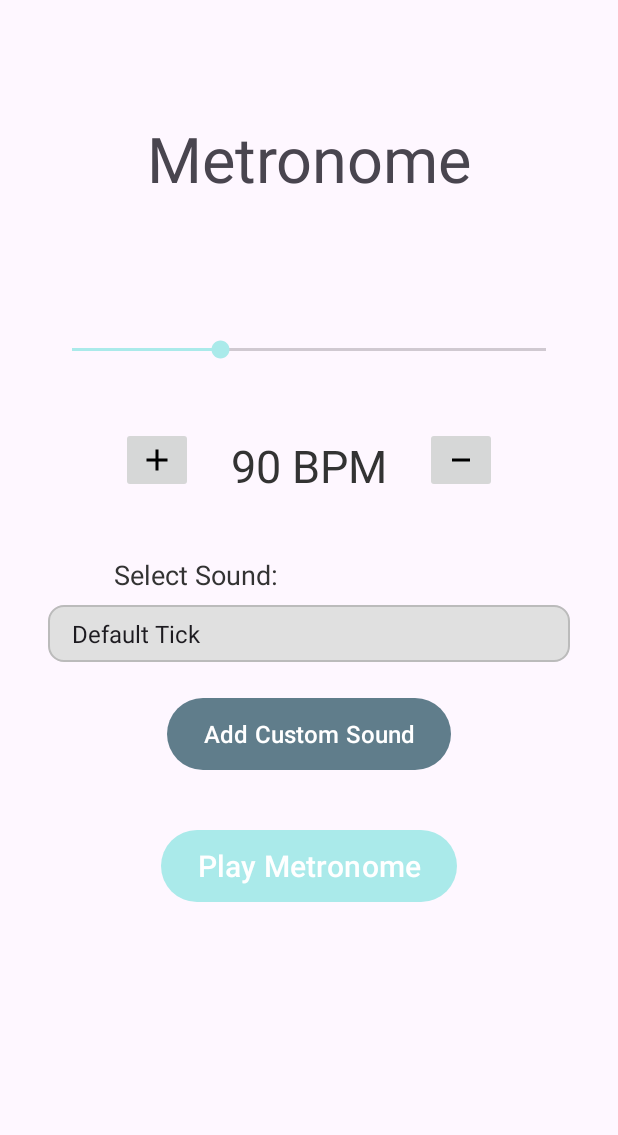
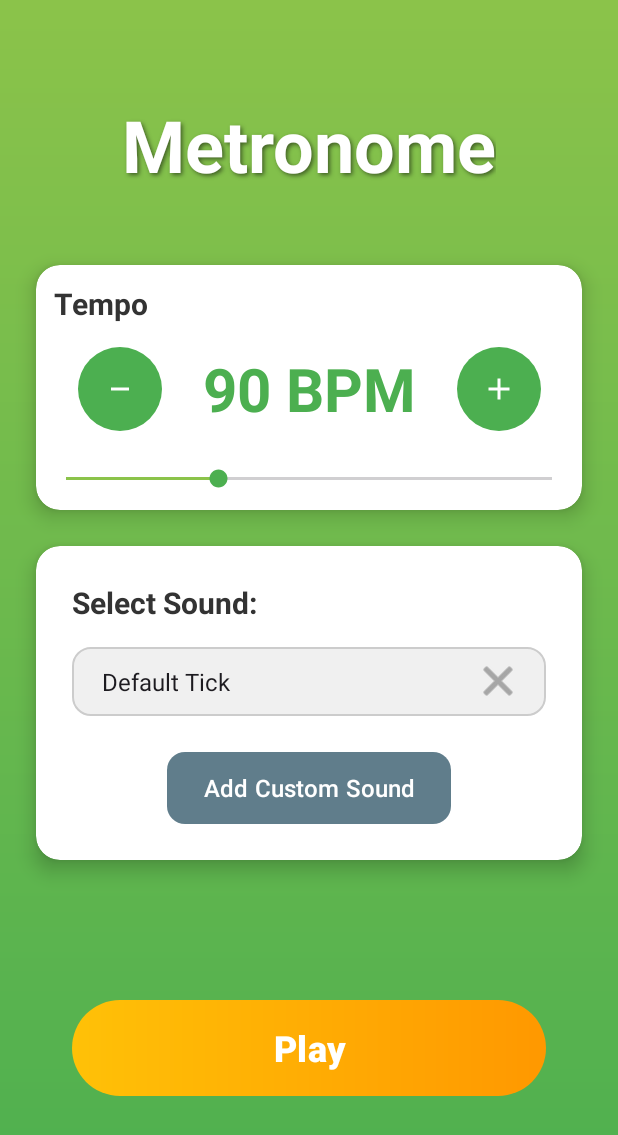
Before and after one commit to KameshwarS/Metronome, an Android app: the screen it shows after launch (MainActivity), on a phone screen of 412 x 824 dp. Shown: the top 1135 px of the screen. Run offline under Robolectric (Android 15) with nearby library versions, the phone set to English and light mode, and no system bars.

Commit message:
UI design

```diff
--- a/app/src/main/java/com/example/metronome/MainActivity.kt
+++ b/app/src/main/java/com/example/metronome/MainActivity.kt
@@ -1,23 +1,11 @@
 package com.example.metronome
 
-import android.content.Context
-import android.content.Intent
-import android.content.SharedPreferences
-import android.media.AudioAttributes
-import android.media.MediaPlayer
-import android.media.SoundPool
 import android.net.Uri
 import android.os.Bundle
-import android.os.Handler
-import android.os.Looper
-import android.provider.OpenableColumns
-import android.text.Editable
-import android.text.TextWatcher
 import android.view.View
 import android.widget.AdapterView
 import android.widget.ArrayAdapter
 import android.widget.Button
-import android.widget.EditText
 import android.widget.ImageButton
 import android.widget.SeekBar
 import android.widget.Spinner
@@ -27,28 +15,23 @@ import androidx.activity.enableEdgeToEdge
 import androidx.activity.result.ActivityResultLauncher
 import androidx.activity.result.contract.ActivityResultContracts
 import androidx.appcompat.app.AppCompatActivity
-import androidx.core.view.ViewCompat
-import androidx.core.view.WindowInsetsCompat
 import androidx.lifecycle.Observer
 import androidx.lifecycle.ViewModelProvider
-import com.google.gson.Gson
-import com.google.gson.GsonBuilder
-import com.google.gson.reflect.TypeToken
 
 class MainActivity : AppCompatActivity() {
 
 
-    // Reference to the ViewModel
+
     private lateinit var metronomeViewModel: MetronomeVM
 
-    // --- UI Elements (no longer lateinit for some, as ViewModel manages state) ---
-    private lateinit var playPauseButton: android.widget.Button
-    private lateinit var currentBpmDisplay: android.widget.TextView
-    private lateinit var seekBar: android.widget.SeekBar
-    private lateinit var plusButton: android.widget.ImageButton
-    private lateinit var minusButton: android.widget.ImageButton
-    private lateinit var soundSpinner: android.widget.Spinner
-    private lateinit var addSoundButton: android.widget.Button
+    // UI Elements
+    private lateinit var playPauseButton:Button
+    private lateinit var currentBpmDisplay:TextView
+    private lateinit var seekBar: SeekBar
+    private lateinit var plusButton:ImageButton
+    private lateinit var minusButton:ImageButton
+    private lateinit var soundSpinner:Spinner
+    private lateinit var addSoundButton:Button
 
     // ActivityResultLauncher for picking audio files
     private lateinit var mediaPickerLauncher: ActivityResultLauncher<Array<String>>
@@ -62,10 +45,8 @@ class MainActivity : AppCompatActivity() {
         setContentView(R.layout.activity_main)
 
 
-        // Initialize ViewModel
+        // Initialize UI elements
         metronomeViewModel = ViewModelProvider(this).get(MetronomeVM::class.java)
-
-        // --- Initialize UI elements ---
         currentBpmDisplay = findViewById(R.id.currentBpmDisplay)
         playPauseButton = findViewById(R.id.button)
         seekBar = findViewById(R.id.bpmSeekBar)
@@ -74,27 +55,26 @@ class MainActivity : AppCompatActivity() {
         soundSpinner = findViewById(R.id.soundSpinner)
         addSoundButton = findViewById(R.id.addSoundButton)
 
-        // --- Set SeekBar min/max programmatically ---
+
         if (android.os.Build.VERSION.SDK_INT >= android.os.Build.VERSION_CODES.O) {
-            seekBar.min = metronomeViewModel.MIN_BPM // Use ViewModel's constants
-            seekBar.max = metronomeViewModel.MAX_BPM // Use ViewModel's constants
+            seekBar.min = metronomeViewModel.MIN_BPM
+            seekBar.max = metronomeViewModel.MAX_BPM
         }
-        // Set initial progress from ViewModel
+
         seekBar.progress = metronomeViewModel.currentBpm.value ?: 90
 
 
-        // --- Observe LiveData from ViewModel to update UI ---
+
         metronomeViewModel.currentBpm.observe(this, Observer { bpm ->
             currentBpmDisplay.text = "$bpm BPM"
-            seekBar.progress = bpm // Update seekbar if BPM changes programmatically
+            seekBar.progress = bpm
         })
 
         metronomeViewModel.isPlaying.observe(this, Observer { isPlaying ->
-            playPauseButton.text = if (isPlaying) "Stop Metronome" else "Play Metronome"
+            playPauseButton.text = if (isPlaying) "Pause" else "Play"
         })
 
         metronomeViewModel.availableSounds.observe(this, Observer { sounds ->
-            // Update the Spinner's adapter whenever the list of available sounds changes
             val adapter = ArrayAdapter(
                 this,
                 android.R.layout.simple_spinner_item,
@@ -103,29 +83,32 @@ class MainActivity : AppCompatActivity() {
             adapter.setDropDownViewResource(android.R.layout.simple_spinner_dropdown_item)
             soundSpinner.adapter = adapter
 
-            // Re-select the currently playing sound if it's still in the list
-            // This is important after adding new sounds or orientation changes
-            val currentSoundId = metronomeViewModel.currentTickSoundId // Get ID from ViewModel
+
+            val currentSoundId = metronomeViewModel.currentTickSoundId
             val currentSoundIndex = sounds.indexOfFirst { it.soundPoolId == currentSoundId }
             if (currentSoundIndex != -1) {
                 soundSpinner.setSelection(currentSoundIndex)
             } else {
-                // If the previously selected sound is no longer available, default to the first
+
                 soundSpinner.setSelection(0)
-                metronomeViewModel.setSelectedSound(0) // Update ViewModel's selected sound
+                metronomeViewModel.setSelectedSound(0)
             }
         })
 
 
-        // --- UI Listeners (Call ViewModel methods) ---
-        seekBar.setOnSeekBarChangeListener(object : android.widget.SeekBar.OnSeekBarChangeListener {
-            override fun onProgressChanged(seekBar: android.widget.SeekBar?, progress: Int, fromUser: Boolean) {
+
+        seekBar.setOnSeekBarChangeListener(object : SeekBar.OnSeekBarChangeListener {
+            override fun onProgressChanged(seekBar: SeekBar?, progress: Int, fromUser: Boolean) {
                 if (fromUser) {
-                    metronomeViewModel.setBPM(progress) // Update ViewModel's BPM
+                    currentBpmDisplay.text = "$progress BPM"
                 }
             }
-            override fun onStartTrackingTouch(seekBar: android.widget.SeekBar?) { }
-            override fun onStopTrackingTouch(seekBar: android.widget.SeekBar?) { }
+            override fun onStartTrackingTouch(seekBar:SeekBar?) { }
+            override fun onStopTrackingTouch(seekBar:SeekBar?) {
+                seekBar?.progress?.let { finalBpm ->
+                    metronomeViewModel.setBPM(finalBpm)
+                }
+            }
         })
 
         minusButton.setOnClickListener {
@@ -161,9 +144,7 @@ class MainActivity : AppCompatActivity() {
         }
     }
 
-    /**
-     * Opens the system's media picker to allow the user to select an audio file.
-     */
+    // open file for users to pick sound from
     private fun openMediaPicker() {
         mediaPickerLauncher.launch(arrayOf("audio/*"))
     }
--- a/app/src/main/java/com/example/metronome/MetronomeVM.kt
+++ b/app/src/main/java/com/example/metronome/MetronomeVM.kt
@@ -181,7 +181,6 @@ class MetronomeVM(application: Application) : AndroidViewModel(application) {
         val bpm = _currentBpm.value ?: 90
 
         currentStreamId = soundPool.play(currentTickSoundId, 1f, 1f, 0, 0, 1f)
-        Toast.makeText(appContext, "Starting Metronome: ${bpm} BPM", Toast.LENGTH_SHORT).show()
 
         val delayMillis = (60000L / bpm).toLong()
         handler.postDelayed(tempoRunnable, delayMillis)
@@ -194,7 +193,6 @@ class MetronomeVM(application: Application) : AndroidViewModel(application) {
             currentStreamId = 0
         }
         _isPlaying.value = false
-        Toast.makeText(appContext, "Metronome Stopped", Toast.LENGTH_SHORT).show()
     }
 
     // --- Private Persistence Methods ---
--- a/app/src/main/java/com/example/metronome/UriTypeAdapter.kt
+++ b/app/src/main/java/com/example/metronome/UriTypeAdapter.kt
@@ -1,7 +1,6 @@
 package com.example.metronome
 
 import android.net.Uri
-import android.renderscript.Type
 import com.google.gson.JsonDeserializationContext
 import com.google.gson.JsonDeserializer
 import com.google.gson.JsonElement
--- /dev/null
+++ b/app/src/main/res/drawable/circular_button_background.xml
@@ -0,0 +1,10 @@
+<?xml version="1.0" encoding="utf-8"?>
+<ripple xmlns:android="http://schemas.android.com/apk/res/android"
+    android:color="?attr/colorControlHighlight">
+    <item>
+        <shape android:shape="oval">
+            <solid android:color="#4CAF50" />
+            <size android:width="56dp" android:height="56dp"/>
+        </shape>
+    </item>
+</ripple>
--- /dev/null
+++ b/app/src/main/res/drawable/down_arrow.xml
@@ -0,0 +1,10 @@
+<?xml version="1.0" encoding="utf-8"?>
+<vector xmlns:android="http://schemas.android.com/apk/res/android"
+    android:width="24dp"
+    android:height="24dp"
+    android:viewportWidth="24"
+    android:viewportHeight="24">
+    <path
+        android:fillColor="#FF000000"
+        android:pathData="M3,3h18v18h-18z"/>
+</vector>
--- /dev/null
+++ b/app/src/main/res/drawable/gradient_background.xml
@@ -0,0 +1,8 @@
+<?xml version="1.0" encoding="utf-8"?>
+<shape xmlns:android="http://schemas.android.com/apk/res/android">
+    <gradient
+        android:angle="270"
+        android:startColor="#8BC34A"
+        android:endColor="#4CAF50"
+        android:type="linear" />
+</shape>
--- /dev/null
+++ b/app/src/main/res/drawable/play_button_gradient.xml
@@ -0,0 +1,14 @@
+<?xml version="1.0" encoding="utf-8"?>
+<ripple xmlns:android="http://schemas.android.com/apk/res/android"
+    android:color="?attr/colorControlHighlight">
+    <item>
+        <shape android:shape="rectangle">
+            <corners android:radius="32dp" />
+            <gradient
+                android:angle="0"
+                android:startColor="#FFC107"
+                android:endColor="#FF9800"
+                android:type="linear" />
+        </shape>
+    </item>
+</ripple>
--- /dev/null
+++ b/app/src/main/res/drawable/rounded_button_background.xml
@@ -0,0 +1,10 @@
+<?xml version="1.0" encoding="utf-8"?>
+<ripple xmlns:android="http://schemas.android.com/apk/res/android"
+    android:color="?attr/colorControlHighlight">
+    <item>
+        <shape android:shape="rectangle">
+            <solid android:color="#607D8B" />
+            <corners android:radius="12dp" />
+        </shape>
+    </item>
+</ripple>
--- /dev/null
+++ b/app/src/main/res/drawable/spinner_custom_background.xml
@@ -0,0 +1,17 @@
+<?xml version="1.0" encoding="utf-8"?>
+<layer-list xmlns:android="http://schemas.android.com/apk/res/android">
+    <!-- Background shape -->
+    <item>
+        <shape android:shape="rectangle">
+            <solid android:color="#F0F0F0" />
+            <corners android:radius="12dp" />
+            <stroke android:width="1dp" android:color="#CCCCCC" />
+        </shape>
+    </item>
+    <!-- Dropdown arrow icon -->
+    <item android:gravity="end|center_vertical" android:right="16dp">
+
+        <bitmap android:src="@android:drawable/ic_menu_close_clear_cancel"
+            android:tint="#757575" />
+    </item>
+</layer-list>
--- a/app/src/main/res/layout/activity_main.xml
+++ b/app/src/main/res/layout/activity_main.xml
@@ -5,105 +5,163 @@
     android:id="@+id/main"
     android:layout_width="match_parent"
     android:layout_height="match_parent"
+    android:background="@drawable/gradient_background"
     tools:context=".MainActivity">
-
+    <!-- App Title -->
     <TextView
-        android:id="@+id/textView"
+        android:id="@+id/appTitle"
         android:layout_width="wrap_content"
         android:layout_height="wrap_content"
         android:text="Metronome"
-
-        android:textSize="42sp"
-        app:layout_constraintBottom_toBottomOf="parent"
+        android:textSize="48sp"
+        android:textStyle="bold"
+        android:textColor="#FFFFFF"
+        android:shadowColor="#80000000"
+        android:shadowDx="2"
+        android:shadowDy="2"
+        android:shadowRadius="3"
+        android:layout_marginTop="64dp"
         app:layout_constraintEnd_toEndOf="parent"
         app:layout_constraintStart_toStartOf="parent"
-        app:layout_constraintTop_toTopOf="parent"
-        app:layout_constraintVertical_bias="0.101" />
+        app:layout_constraintTop_toTopOf="parent" />
 
+    <!-- Card for BPM Control -->
+    <androidx.cardview.widget.CardView
+        android:id="@+id/bpmCard"
+        android:layout_width="0dp"
+        android:layout_height="wrap_content"
+        android:layout_marginStart="24dp"
+        android:layout_marginEnd="24dp"
+        android:layout_marginTop="48dp"
+        app:cardCornerRadius="16dp"
+        app:cardElevation="8dp"
+        app:cardBackgroundColor="#FFFFFF"
+        app:layout_constraintEnd_toEndOf="parent"
+        app:layout_constraintStart_toStartOf="parent"
+        app:layout_constraintTop_toBottomOf="@id/appTitle">
 
+        <androidx.constraintlayout.widget.ConstraintLayout
+            android:layout_width="match_parent"
+            android:layout_height="wrap_content"
+            android:padding="12dp">
+
+            <TextView
+                android:id="@+id/bpmLabel"
+                android:layout_width="wrap_content"
+                android:layout_height="wrap_content"
+                android:text="Tempo"
+                android:textSize="20sp"
+                android:textStyle="bold"
+                android:textColor="#333333"
+                app:layout_constraintStart_toStartOf="parent"
+                app:layout_constraintTop_toTopOf="parent" />
 
             <TextView
                 android:id="@+id/currentBpmDisplay"
                 android:layout_width="wrap_content"
                 android:layout_height="wrap_content"
                 android:text="90 BPM"
-        android:textSize="30sp"
-        android:textColor="#333333"
-        android:layout_marginTop="48dp"
+                android:textSize="40sp"
+                android:textStyle="bold"
+                android:textColor="#4CAF50"
+                android:layout_marginTop="16dp"
                 app:layout_constraintEnd_toEndOf="parent"
                 app:layout_constraintStart_toStartOf="parent"
-        app:layout_constraintTop_toBottomOf="@id/bpmSeekBar" />
+                app:layout_constraintTop_toBottomOf="@id/bpmLabel" />
+
+            <!-- Plus/Minus Buttons -->
+            <ImageButton
+                android:id="@+id/minus"
+                android:layout_width="56dp"
+                android:layout_height="56dp"
+                android:src="@drawable/outline_check_indeterminate_small_24"
+                android:background="@drawable/circular_button_background"
+                android:contentDescription="Decrease BPM"
+                app:tint="#FFFFFF"
+                app:layout_constraintEnd_toStartOf="@+id/currentBpmDisplay"
+                app:layout_constraintHorizontal_chainStyle="packed"
+                app:layout_constraintStart_toStartOf="parent"
+                app:layout_constraintTop_toTopOf="@id/currentBpmDisplay"
+                app:layout_constraintBottom_toBottomOf="@id/currentBpmDisplay"
+                android:layout_marginEnd="12dp" />
 
             <ImageButton
                 android:id="@+id/plus"
-        android:layout_width="wrap_content"
-        android:layout_height="wrap_content"
-        android:layout_marginEnd="25dp"
+                android:layout_width="56dp"
+                android:layout_height="56dp"
+                android:src="@drawable/outline_add_24"
+                android:background="@drawable/circular_button_background"
+                android:contentDescription="Increase BPM"
+                app:tint="#FFFFFF"
+                app:layout_constraintStart_toEndOf="@id/currentBpmDisplay"
+                app:layout_constraintEnd_toEndOf="parent"
+                app:layout_constraintTop_toTopOf="@id/currentBpmDisplay"
+                app:layout_constraintBottom_toBottomOf="@id/currentBpmDisplay"
+                android:layout_marginStart="12dp" />
 
-
-        android:src="@drawable/outline_add_24"
-        app:layout_constraintBottom_toTopOf="@+id/soundLabel"
-        app:layout_constraintEnd_toStartOf="@+id/currentBpmDisplay"
-        app:layout_constraintTop_toBottomOf="@+id/bpmSeekBar" />
-
-    <ImageButton
-        android:id="@+id/minus"
-        android:layout_width="wrap_content"
-        android:layout_height="wrap_content"
-        android:src="@drawable/outline_check_indeterminate_small_24"
-        android:layout_marginStart="25dp"
-
-
-        app:layout_constraintBottom_toTopOf="@+id/soundLabel"
-        app:layout_constraintStart_toEndOf="@id/currentBpmDisplay"
-        app:layout_constraintTop_toBottomOf="@+id/bpmSeekBar" />
-
-
+            <!-- SeekBar for BPM selection -->
             <SeekBar
                 android:id="@+id/bpmSeekBar"
                 android:layout_width="0dp"
                 android:layout_height="wrap_content"
-        android:layout_marginStart="32dp"
-        android:layout_marginTop="90dp"
-        android:layout_marginEnd="32dp"
+                android:min="40"
                 android:max="200"
-        android:min="40"
-        android:paddingStart="16dp"
-        android:paddingEnd="16dp"
                 android:progress="90"
-        android:progressTint="#aaeaea"
-        android:thumbTint="#aaeaea"
+                android:layout_marginTop="24dp"
+                android:paddingStart="8dp"
+                android:paddingEnd="8dp"
+                android:thumbTint="#4CAF50"
+                android:progressTint="#8BC34A"
                 app:layout_constraintEnd_toEndOf="parent"
                 app:layout_constraintStart_toStartOf="parent"
-        app:layout_constraintTop_toBottomOf="@id/textView" />
+                app:layout_constraintTop_toBottomOf="@id/currentBpmDisplay" />
+
+        </androidx.constraintlayout.widget.ConstraintLayout>
+    </androidx.cardview.widget.CardView>
+
+    <!-- Card for Sound Selection -->
+    <androidx.cardview.widget.CardView
+        android:id="@+id/soundCard"
+        android:layout_width="0dp"
+        android:layout_height="wrap_content"
+        android:layout_marginStart="24dp"
+        android:layout_marginEnd="24dp"
+        android:layout_marginTop="24dp"
+        app:cardCornerRadius="16dp"
+        app:cardElevation="8dp"
+        app:cardBackgroundColor="#FFFFFF"
+        app:layout_constraintEnd_toEndOf="parent"
+        app:layout_constraintStart_toStartOf="parent"
+        app:layout_constraintTop_toBottomOf="@id/bpmCard">
+
+        <androidx.constraintlayout.widget.ConstraintLayout
+            android:layout_width="match_parent"
+            android:layout_height="wrap_content"
+            android:padding="24dp">
 
             <TextView
                 android:id="@+id/soundLabel"
                 android:layout_width="wrap_content"
                 android:layout_height="wrap_content"
                 android:text="Select Sound:"
-        android:textSize="18sp"
+                android:textSize="20sp"
+                android:textStyle="bold"
                 android:textColor="#333333"
-        android:layout_marginTop="40dp"
                 app:layout_constraintStart_toStartOf="parent"
-        app:layout_constraintEnd_toEndOf="parent"
-        app:layout_constraintHorizontal_bias="0.25"
-        app:layout_constraintTop_toBottomOf="@id/currentBpmDisplay" />
-
+                app:layout_constraintTop_toTopOf="parent" />
 
             <Spinner
                 android:id="@+id/soundSpinner"
                 android:layout_width="0dp"
                 android:layout_height="wrap_content"
-        android:layout_marginStart="32dp"
-        android:layout_marginEnd="32dp"
-        android:layout_marginTop="8dp"
-        android:padding="8dp"
-        android:background="@drawable/spinner_background"
+                android:layout_marginTop="16dp"
+                android:padding="12dp"
+                android:background="@drawable/spinner_custom_background"
                 app:layout_constraintEnd_toEndOf="parent"
                 app:layout_constraintStart_toStartOf="parent"
                 app:layout_constraintTop_toBottomOf="@id/soundLabel" />
 
+            <!-- Add Custom Sound Button -->
             <com.google.android.material.button.MaterialButton
                 android:id="@+id/addSoundButton"
                 android:layout_width="wrap_content"
@@ -111,42 +169,37 @@
                 android:text="Add Custom Sound"
                 android:textColor="@android:color/white"
                 android:textSize="16sp"
-        android:background="@drawable/buttonstyle"
+                android:background="@drawable/rounded_button_background"
                 app:backgroundTint="#607D8B"
+                app:cornerRadius="12dp"
                 android:layout_marginTop="24dp"
                 app:layout_constraintEnd_toEndOf="parent"
                 app:layout_constraintStart_toStartOf="parent"
                 app:layout_constraintTop_toBottomOf="@id/soundSpinner" />
 
+        </androidx.constraintlayout.widget.ConstraintLayout>
+    </androidx.cardview.widget.CardView>
 
-
+    <!-- Play/Stop Button -->
     <com.google.android.material.button.MaterialButton
         android:id="@+id/button"
-        android:layout_width="wrap_content"
-        android:layout_height="wrap_content"
+        android:layout_width="0dp"
+        android:layout_height="64dp"
         android:text="Play"
         android:textColor="@android:color/white"
-        android:textSize="20sp"
-        android:background="@drawable/buttonstyle"
+        android:textSize="24sp"
+        android:textStyle="bold"
+        android:background="@drawable/play_button_gradient"
         app:backgroundTint="@null"
-        android:layout_marginTop="40dp"
+        app:cornerRadius="32dp"
+        app:elevation="12dp"
+        android:layout_marginStart="48dp"
+        android:layout_marginEnd="48dp"
+        android:layout_marginTop="32dp"
+        android:layout_marginBottom="32dp"
         app:layout_constraintEnd_toEndOf="parent"
         app:layout_constraintStart_toStartOf="parent"
-        app:layout_constraintTop_toBottomOf="@id/addSoundButton"
-        app:layout_constraintBottom_toBottomOf="parent"
-        app:layout_constraintVertical_bias="0.0" />
-
-    <androidx.constraintlayout.widget.Barrier
-        android:id="@+id/barrier"
-        android:layout_width="wrap_content"
-        android:layout_height="wrap_content"
-        app:barrierDirection="top" />
-
-    <androidx.constraintlayout.widget.Guideline
-        android:id="@+id/guideline"
-        android:layout_width="wrap_content"
-        android:layout_height="wrap_content"
-        android:orientation="horizontal"
-        app:layout_constraintGuide_begin="20dp" />
+        app:layout_constraintTop_toBottomOf="@id/soundCard"
+        app:layout_constraintBottom_toBottomOf="parent" />
 
 </androidx.constraintlayout.widget.ConstraintLayout>
```
Lines whose indentation alone changed are shown as unchanged.
